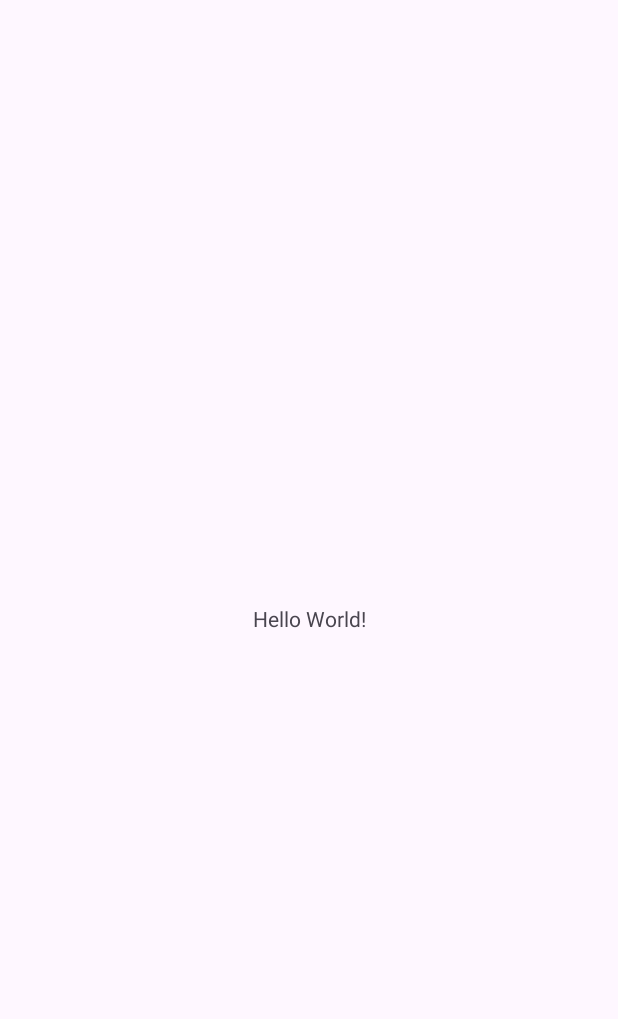
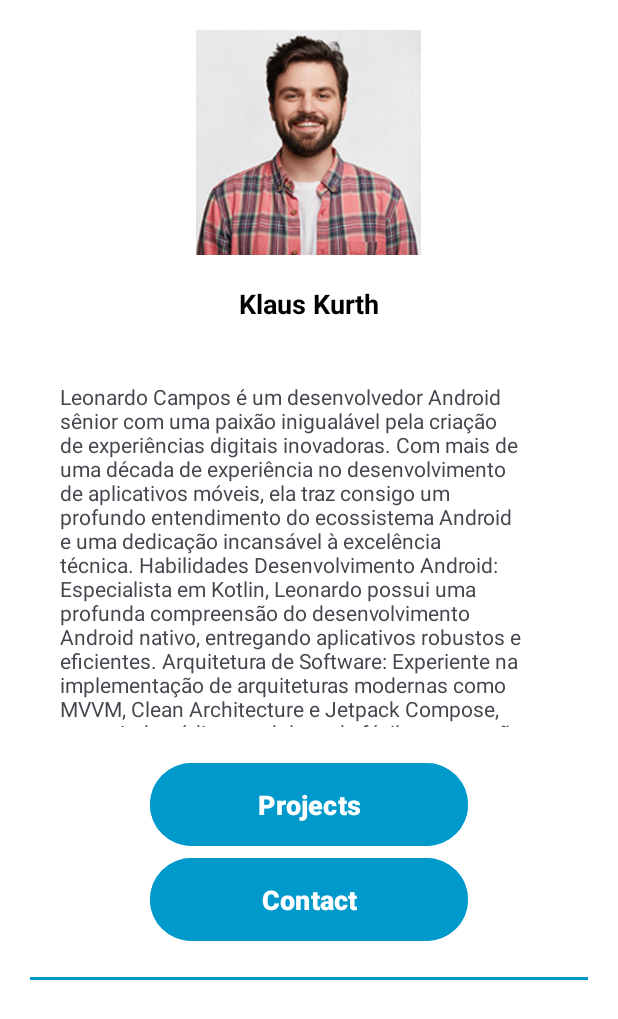
Before and after one commit to KlausKurth/APP-MyProjectPortfolio, an Android app: the screen it shows after launch (MainActivity), on a phone screen of 412 x 824 dp. Before the commit the part shown is almost empty. Shown: the top 1019 px of the screen. Run offline under Robolectric (Android 15) with nearby library versions, the phone set to English and light mode, and no system bars.

Commit message:
FEAT main screen

```diff
--- a/app/build.gradle.kts
+++ b/app/build.gradle.kts
@@ -5,7 +5,7 @@ plugins {
 
 android {
     namespace = "com.techkurth.app_myprojectportfolio"
-    compileSdk = 34
+    compileSdk = 35
 
     defaultConfig {
         applicationId = "com.techkurth.app_myprojectportfolio"
--- a/app/src/main/res/layout/activity_main.xml
+++ b/app/src/main/res/layout/activity_main.xml
@@ -1,19 +1,74 @@
 <?xml version="1.0" encoding="utf-8"?>
-<androidx.constraintlayout.widget.ConstraintLayout xmlns:android="http://schemas.android.com/apk/res/android"
+<LinearLayout xmlns:android="http://schemas.android.com/apk/res/android"
     xmlns:app="http://schemas.android.com/apk/res-auto"
     xmlns:tools="http://schemas.android.com/tools"
     android:id="@+id/main"
     android:layout_width="match_parent"
     android:layout_height="match_parent"
+    android:orientation="vertical"
+    android:background="@color/white"
     tools:context=".MainActivity">
 
+    <ImageView
+        android:layout_width="150dp"
+        android:layout_height="150dp"
+        android:layout_gravity="center"
+        android:layout_margin="20dp"
+        android:src="@drawable/foto_perfil"/>
+
     <TextView
+        android:layout_width="match_parent"
+        android:layout_height="wrap_content"
+        android:text="@string/txt_username"
+        android:textSize="18sp"
+        android:textColor="@color/black"
+        android:textStyle="bold"
+        android:gravity="center"/>
+
+    <ScrollView
         android:layout_width="wrap_content"
+        android:layout_height="250dp"
+        android:layout_margin="20dp"
+        tools:ignore="UselessLeaf">
+
+        <TextView
+            android:layout_width="match_parent"
+            android:layout_height="wrap_content"
+            android:layout_margin="20dp"
+            android:text="@string/txt_description"
+            android:textSize="14sp" />
+
+    </ScrollView>
+
+    <Button
+        android:id="@+id/btProjects"
+        android:layout_width="match_parent"
         android:layout_height="wrap_content"
-        android:text="Hello World!"
-        app:layout_constraintBottom_toBottomOf="parent"
-        app:layout_constraintEnd_toEndOf="parent"
-        app:layout_constraintStart_toStartOf="parent"
-        app:layout_constraintTop_toTopOf="parent" />
+        android:text="@string/txt_projects"
+        android:textSize="18sp"
+        android:textColor="@color/white"
+        android:textStyle="bold"
+        android:backgroundTint="@color/blue"
+        android:padding="15dp"
+        android:layout_marginHorizontal="100dp"/>
 
-</androidx.constraintlayout.widget.ConstraintLayout>
+    <Button
+        android:id="@+id/btContacts"
+        android:layout_width="match_parent"
+        android:layout_height="wrap_content"
+        android:text="@string/txt_contact"
+        android:textSize="18sp"
+        android:textColor="@color/white"
+        android:textStyle="bold"
+        android:backgroundTint="@color/blue"
+        android:padding="15dp"
+        android:layout_marginHorizontal="100dp"/>
+
+    <View
+        android:layout_width="match_parent"
+        android:layout_height="2dp"
+        android:background="@color/blue"
+        android:layout_margin="20dp"/>
+
+
+</LinearLayout>
--- a/app/src/main/res/values/colors.xml
+++ b/app/src/main/res/values/colors.xml
@@ -2,4 +2,7 @@
 <resources>
     <color name="black">#FF000000</color>
     <color name="white">#FFFFFFFF</color>
+    <color name="blue">#FF0099CC</color>
+    <color name="red">#FF0000</color>
+    <color name="dark_green">#38A779</color>
 </resources>
--- a/app/src/main/res/values/strings.xml
+++ b/app/src/main/res/values/strings.xml
@@ -1,3 +1,18 @@
 <resources>
     <string name="app_name">APP-MyProjectPortfolio</string>
+    <string name="txt_username">Klaus Kurth</string>
+    <string name="txt_description">
+    Leonardo Campos é um desenvolvedor Android sênior com uma paixão inigualável pela criação de experiências digitais inovadoras. Com mais de uma década de experiência no desenvolvimento de aplicativos móveis, ela traz consigo um profundo entendimento do ecossistema Android e uma dedicação incansável à excelência técnica.
+
+    Habilidades
+
+    Desenvolvimento Android: Especialista em Kotlin, Leonardo possui uma profunda compreensão do desenvolvimento Android nativo, entregando aplicativos robustos e eficientes.
+    Arquitetura de Software: Experiente na implementação de arquiteturas modernas como MVVM, Clean Architecture e Jetpack Compose, garantindo código modular e de fácil manutenção.
+
+    Testes Automatizados: Firme defensor da qualidade do software, Leonardo implementa testes automatizados de unidade e UI para garantir a estabilidade e a confiabilidade de cada aplicativo.
+    Mentoria e Liderança Técnica: Além de suas habilidades técnicas, Leonardo destaca-se como mentor, compartilhando conhecimento e orientando equipes para alcançarem seu melhor desempenho.mento e orientando equipes para alcançarem seu melhor desempenho.
+    </string>
+    <string name="txt_projects">Projects</string>
+    <string name="txt_contact">Contact</string>
+
 </resources>
--- a/app/src/main/res/values/themes.xml
+++ b/app/src/main/res/values/themes.xml
@@ -1,8 +1,7 @@
 <resources xmlns:tools="http://schemas.android.com/tools">
     <!-- Base application theme. -->
     <style name="Base.Theme.APPMyProjectPortfolio" parent="Theme.Material3.DayNight.NoActionBar">
-        <!-- Customize your light theme here. -->
-        <!-- <item name="colorPrimary">@color/my_light_primary</item> -->
+        <item name="android:statusBarColor">@color/blue</item>
     </style>
 
     <style name="Theme.APPMyProjectPortfolio" parent="Base.Theme.APPMyProjectPortfolio" />
```
Also changed, not shown: app/src/main/res/drawable/foto_perfil.jpg (added), app/src/main/res/drawable/logo_whatsapp.png (added), app/src/main/res/drawable/projeto_barbearia.png (added), app/src/main/res/drawable/projeto_marcenaria.png (added), app/src/main/res/drawable/projeto_pizzaria.png (added).
